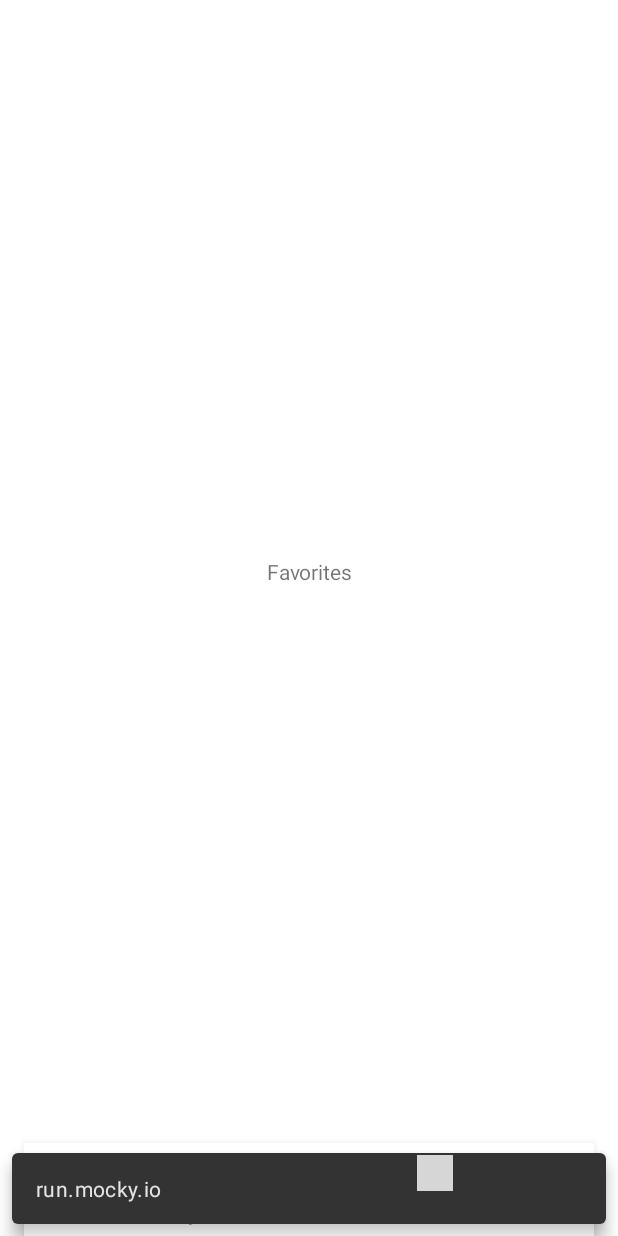
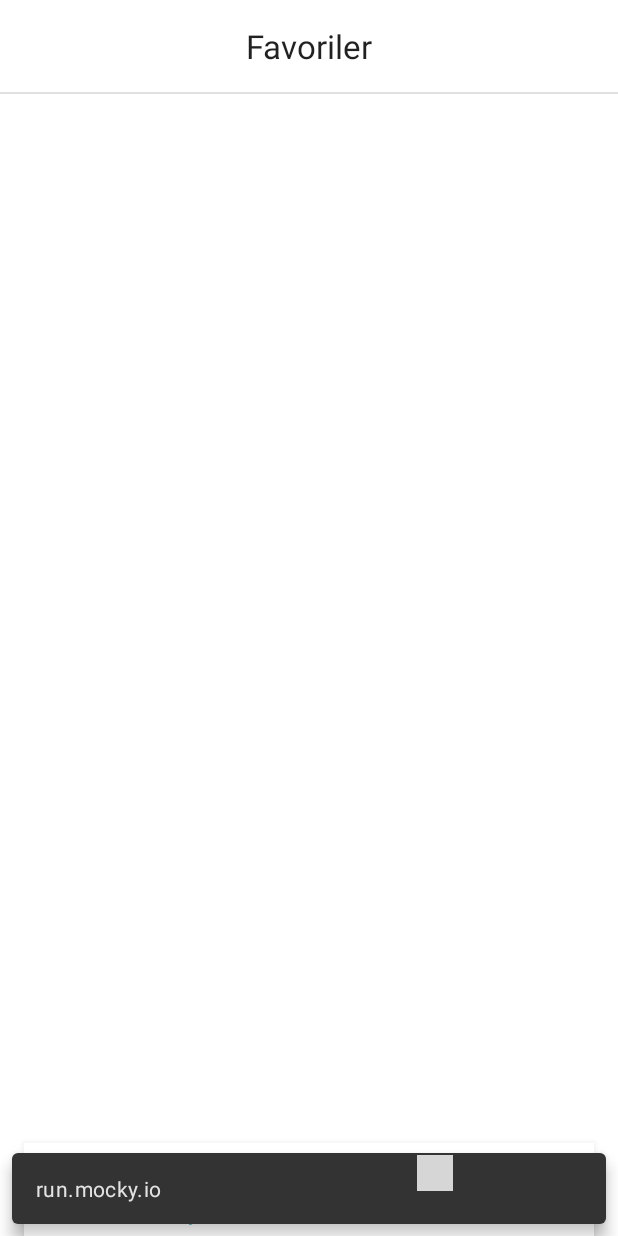
Before and after one commit to burakztrk/83b6da4449598ca05b1d33ca104f9ba1, an Android app: the fragment FavoriteFragment placed in its activity, on a phone screen of 412 x 824 dp. Run offline under Robolectric (Android 15) with nearby library versions, the phone set to English and light mode, and no system bars; our stand-ins replace Room's generated code, data binding; libraries missing offline, so code that uses them is left out: com.afollestad.materialdialogs, com.yarolegovich.discretescrollview; 6 statements that could not run were skipped; grey boxes are pictures that could not be loaded.

Commit message:
[burak.ozturk][Favoriler eklendi]

```diff
--- a/app/src/main/java/com/ozturkburak/outerworlds/base/BindingAdapters.kt
+++ b/app/src/main/java/com/ozturkburak/outerworlds/base/BindingAdapters.kt
@@ -4,6 +4,6 @@ import android.widget.TextView
 import androidx.databinding.BindingAdapter
 
 @BindingAdapter("android:text")
-fun TextView.setIntText(value:Int){
+fun TextView.setIntText(value: Int) {
     this.text = value.toString()
 }
--- a/app/src/main/java/com/ozturkburak/outerworlds/database/DBConstants.kt
+++ b/app/src/main/java/com/ozturkburak/outerworlds/database/DBConstants.kt
@@ -4,7 +4,7 @@ class DBConstants {
     companion object{
         const val DB_TABLE_SHIP = "ship_info"
         const val DB_TABLE_STATION = "station_info"
-        const val DB_VERSION = 6
+        const val DB_VERSION = 8
         const val DB_NAME= "database-game"
     }
 }
--- a/app/src/main/java/com/ozturkburak/outerworlds/database/dao/StationDao.kt
+++ b/app/src/main/java/com/ozturkburak/outerworlds/database/dao/StationDao.kt
@@ -1,6 +1,5 @@
 package com.ozturkburak.outerworlds.database.dao
 
-import androidx.lifecycle.LiveData
 import androidx.room.*
 import com.ozturkburak.outerworlds.database.DBConstants
 import com.ozturkburak.outerworlds.database.entity.StationEntity
@@ -25,4 +24,7 @@ interface StationDao {
     @Query("SELECT * FROM ${DBConstants.DB_TABLE_STATION} WHERE current_station=1")
     suspend fun getCurrentStation(): StationEntity?
 
+    @Query("SELECT * FROM ${DBConstants.DB_TABLE_STATION} WHERE is_favorite=1")
+    fun getFavoriteList(): List<StationEntity>?
+
 }
--- a/app/src/main/java/com/ozturkburak/outerworlds/database/entity/StationEntity.kt
+++ b/app/src/main/java/com/ozturkburak/outerworlds/database/entity/StationEntity.kt
@@ -27,5 +27,8 @@ data class StationEntity(
     var need: Int?,
 
     @ColumnInfo(name = "current_station")
-    var currentStation: Boolean = false
+    var currentStation: Boolean = false,
+
+    @ColumnInfo(name = "is_favorite")
+    var isFavorite: Boolean = false
 )
--- a/app/src/main/java/com/ozturkburak/outerworlds/di/AppComponent.kt
+++ b/app/src/main/java/com/ozturkburak/outerworlds/di/AppComponent.kt
@@ -4,7 +4,6 @@ import com.ozturkburak.outerworlds.base.ResourcesProvider
 import com.ozturkburak.outerworlds.features.shipcreator.ShipCreatorViewModel
 import com.ozturkburak.outerworlds.features.splash.SplashActivityViewModel
 import com.ozturkburak.outerworlds.features.stationlist.StationListViewModel
-import com.ozturkburak.outerworlds.features.stationlist.favorites.FavoriteViewModel
 import com.ozturkburak.outerworlds.repo.ShipRepository
 import com.ozturkburak.outerworlds.repo.ShipRepositoryImpl
 import com.ozturkburak.outerworlds.repo.StationRepository
@@ -21,10 +20,6 @@ val viewModelModule = module {
     }
     viewModel {
         StationListViewModel(stationRepository = get(), shipRepository = get())
-    }
-
-    viewModel {
-        FavoriteViewModel()
     }
 }
 
--- a/app/src/main/java/com/ozturkburak/outerworlds/features/stationlist/StationListActivity.kt
+++ b/app/src/main/java/com/ozturkburak/outerworlds/features/stationlist/StationListActivity.kt
@@ -71,7 +71,7 @@ class StationListActivity : AppCompatActivity() {
     }
 
     private fun observeViewModel() {
-        observeLiveData(viewModel.adapterLiveData) {
+        observeLiveData(viewModel.sliderAdapterLiveData) {
             when (it) {
                 is Resource.Loading -> showLoading(true)
                 is Resource.Error -> {
--- a/app/src/main/java/com/ozturkburak/outerworlds/features/stationlist/StationListViewModel.kt
+++ b/app/src/main/java/com/ozturkburak/outerworlds/features/stationlist/StationListViewModel.kt
@@ -1,7 +1,6 @@
 package com.ozturkburak.outerworlds.features.stationlist
 
 import androidx.databinding.ObservableField
-import androidx.databinding.ObservableInt
 import androidx.lifecycle.LiveData
 import androidx.lifecycle.MutableLiveData
 import androidx.lifecycle.ViewModel
@@ -26,32 +25,37 @@ class StationListViewModel(
     val currentStationObservable = ObservableField<StationEntity>()
     val timerObservable = ObservableField<String>()
 
-    private val _adapterLiveData = MutableLiveData<Resource>()
-    val adapterLiveData: LiveData<Resource> get() = _adapterLiveData
+    private val _sliderAdapterLiveData = MutableLiveData<Resource>()
+    val sliderAdapterLiveData: LiveData<Resource> get() = _sliderAdapterLiveData
+
+    private val _favoriteAdapterLiveData = MutableLiveData<Resource>()
+    val favoriteAdapterLiveData: LiveData<Resource> get() = _favoriteAdapterLiveData
 
     private var timerIsActive = true
+    private var counter = 0
 
     init {
-        viewModelScope.launch {
+        viewModelScope.launch(Dispatchers.IO) {
             updateUIShipInfo()
+            updateFavoriteStations()
         }
         getStations()
     }
 
     private fun getStations() {
         viewModelScope.launch {
-            _adapterLiveData.value = Resource.Loading
+            _sliderAdapterLiveData.value = Resource.Loading
             runCatching {
                 stationRepository.fetchStationList()?.takeIf { it.isNotEmpty() }?.let { list ->
                     currentStationObservable.set(stationRepository.getCurrentStation())
-                    _adapterLiveData.value = Resource.Success(getAdapterData(list))
+                    _sliderAdapterLiveData.value = Resource.Success(getAdapterData(list))
                     initTimer()
                 } ?: run {
-                    _adapterLiveData.value = Resource.Error("Network Hatası - EMPTY LIST")
+                    _sliderAdapterLiveData.value = Resource.Error("Network Hatası - EMPTY LIST")
                 }
             }.onFailure {
                 it.printStackTrace()
-                _adapterLiveData.value = Resource.Error(it.message)
+                _sliderAdapterLiveData.value = Resource.Error(it.message)
             }
         }
     }
@@ -70,7 +74,7 @@ class StationListViewModel(
             updateUIShipInfo()
 
             updateCurrentLocation(stationItem.data)
-            updateAdapterData()
+            updateAdapterData(stationItem)
         }
     }
 
@@ -94,9 +98,9 @@ class StationListViewModel(
         shipRepository.saveShipData(newShipData)
     }
 
-    private suspend fun updateAdapterData() {
+    private suspend fun updateAdapterData(selected: StationItemData? = null) {
         stationRepository.getCachedStationList()?.let {
-            _adapterLiveData.postValue(Resource.Success(getAdapterData(it)))
+            _sliderAdapterLiveData.postValue(Resource.Success(getAdapterData(it), selected))
         }
     }
 
@@ -109,17 +113,26 @@ class StationListViewModel(
         shipInfoObservable.set(shipRepository.getShipData())
     }
 
+    fun onStationFavoriteClick(stationItem: StationItemData) {
+        viewModelScope.launch(Dispatchers.IO) {
+            stationRepository.updateStation(stationItem.data.apply {
+                isFavorite = isFavorite.not()
+            })
+            updateAdapterData(stationItem)
+            updateFavoriteStations()
+        }
 
-    fun onStationFavoriteClick(data: StationItemData) {
-        TODO("Not yet implemented")
     }
 
-
-    private var counter = 0
+    private suspend fun updateFavoriteStations() {
+        stationRepository.getFavoriteStationList()?.let {
+            _favoriteAdapterLiveData.postValue(Resource.Success(getAdapterData(it)))
+        }
+    }
 
     private fun initTimer() {
         viewModelScope.launch {
-            while (timerIsActive ) {
+            while (timerIsActive) {
                 delay(1000L)
                 timerObservable.set("${counter++}s")
             }
--- a/app/src/main/java/com/ozturkburak/outerworlds/features/stationlist/favorites/FavoriteFragment.kt
+++ b/app/src/main/java/com/ozturkburak/outerworlds/features/stationlist/favorites/FavoriteFragment.kt
@@ -2,20 +2,29 @@ package com.ozturkburak.outerworlds.features.stationlist.favorites
 
 import android.os.Bundle
 import android.view.LayoutInflater
+import android.view.View
 import android.view.ViewGroup
 import androidx.databinding.DataBindingUtil
 import androidx.fragment.app.Fragment
+import androidx.fragment.app.activityViewModels
 import com.ozturkburak.outerworlds.R
+import com.ozturkburak.outerworlds.base.observeLiveData
 import com.ozturkburak.outerworlds.databinding.FavoriteFragmentBinding
-import org.koin.android.viewmodel.ext.android.viewModel
+import com.ozturkburak.outerworlds.features.stationlist.StationListViewModel
+import com.ozturkburak.outerworlds.features.stationlist.station.list.AdapterClickHandler
+import com.ozturkburak.outerworlds.features.stationlist.station.list.ClickType
+import com.ozturkburak.outerworlds.features.stationlist.station.list.StationAdapter
+import com.ozturkburak.outerworlds.features.stationlist.station.list.StationItemData
+import com.ozturkburak.outerworlds.repo.Resource
+import com.yarolegovich.discretescrollview.transform.ScaleTransformer
 
-class FavoriteFragment : Fragment() {
+class FavoriteFragment : Fragment(), AdapterClickHandler {
 
     companion object {
         fun newInstance() = FavoriteFragment()
     }
 
-    private val viewModel: FavoriteViewModel by viewModel()
+    private val viewModel: StationListViewModel by activityViewModels()
 
     private lateinit var binding: FavoriteFragmentBinding
 
@@ -32,4 +41,24 @@ class FavoriteFragment : Fragment() {
         lifecycleOwner = viewLifecycleOwner
         binding.viewModel = this@FavoriteFragment.viewModel
     }.root
+
+
+    override fun onViewCreated(view: View, savedInstanceState: Bundle?) {
+        super.onViewCreated(view, savedInstanceState)
+        observeViewModel()
+    }
+
+    private fun observeViewModel() {
+        observeLiveData(viewModel.favoriteAdapterLiveData) {
+            if (it is Resource.Success) {
+                binding.list.adapter = StationAdapter(StationAdapter.Type.FAVORITE, it.data, this@FavoriteFragment)
+
+            }
+        }
+    }
+
+    override fun onClick(type: ClickType, data: StationItemData) {
+        if (type == ClickType.FAV)
+            viewModel.onStationFavoriteClick(data)
+    }
 }
--- a/app/src/main/java/com/ozturkburak/outerworlds/features/stationlist/favorites/FavoriteViewModel.kt
+++ /dev/null
@@ -1,7 +0,0 @@
-package com.ozturkburak.outerworlds.features.stationlist.favorites
-
-import androidx.lifecycle.ViewModel
-
-class FavoriteViewModel : ViewModel() {
-    // TODO: Implement the ViewModel
-}
--- a/app/src/main/java/com/ozturkburak/outerworlds/repo/Resource.kt
+++ b/app/src/main/java/com/ozturkburak/outerworlds/repo/Resource.kt
@@ -3,7 +3,7 @@ package com.ozturkburak.outerworlds.repo
 import com.ozturkburak.outerworlds.features.stationlist.station.list.StationItemData
 
 sealed class Resource {
-    data class Success(val data: List<StationItemData>) : Resource()
+    data class Success(val data: List<StationItemData>, val selected: StationItemData? = null) : Resource()
     data class Error(val message: String?) : Resource()
     object Loading : Resource()
 }
--- a/app/src/main/java/com/ozturkburak/outerworlds/repo/StationRepository.kt
+++ b/app/src/main/java/com/ozturkburak/outerworlds/repo/StationRepository.kt
@@ -15,6 +15,8 @@ interface StationRepository {
     suspend fun updateCurrentStation(newStation: StationEntity)
 
     suspend fun updateStation(newStation: StationEntity)
+
+    suspend fun getFavoriteStationList(): List<StationEntity>?
 }
 
 class StationRepositoryImpl(
@@ -46,6 +48,9 @@ class StationRepositoryImpl(
 
     override suspend fun updateStation(newStation: StationEntity) = stationDao.update(newStation)
 
+    override suspend fun getFavoriteStationList()= stationDao.getFavoriteList()
+
+
     private fun defaultStation() = StationEntity(
         STATION_WORLD_ID,
         coordinateX = .0,
--- a/app/src/main/res/layout/favorite_fragment.xml
+++ b/app/src/main/res/layout/favorite_fragment.xml
@@ -1,24 +1,52 @@
 <?xml version="1.0" encoding="utf-8"?>
 <layout xmlns:android="http://schemas.android.com/apk/res/android"
+    xmlns:app="http://schemas.android.com/apk/res-auto"
     xmlns:tools="http://schemas.android.com/tools">
 
     <data>
+
         <variable
             name="viewModel"
-            type="com.ozturkburak.outerworlds.features.stationlist.favorites.FavoriteViewModel" />
+            type="com.ozturkburak.outerworlds.features.stationlist.StationListViewModel" />
     </data>
 
-    <FrameLayout
+    <androidx.constraintlayout.widget.ConstraintLayout
         android:layout_width="match_parent"
         android:layout_height="match_parent"
         tools:context=".features.stationlist.favorites.FavoriteFragment">
 
         <TextView
+            android:id="@+id/label_favorites"
+            android:layout_width="wrap_content"
+            android:layout_height="wrap_content"
+            android:layout_marginTop="16dp"
+            android:text="@string/favorites"
+            android:textAppearance="@style/TextAppearance.AppCompat.Large"
+            app:layout_constraintEnd_toEndOf="parent"
+            app:layout_constraintStart_toStartOf="parent"
+            app:layout_constraintTop_toTopOf="parent" />
+
+        <View
+            android:id="@+id/divider_top"
+            style="@style/Divider"
+            android:layout_marginTop="16dp"
+            app:layout_constraintEnd_toEndOf="parent"
+            app:layout_constraintStart_toStartOf="parent"
+            app:layout_constraintTop_toBottomOf="@+id/label_favorites" />
+
+        <androidx.recyclerview.widget.RecyclerView
+            android:id="@+id/list"
             android:layout_width="match_parent"
-            android:layout_height="wrap_content"
-            android:layout_gravity="center"
-            android:gravity="center"
-            android:text="Favorites" />
+            android:layout_height="0dp"
+            android:layout_margin="20dp"
+            app:layoutManager="androidx.recyclerview.widget.LinearLayoutManager"
+            app:layout_constraintBottom_toBottomOf="parent"
+            app:layout_constraintEnd_toEndOf="parent"
+            app:layout_constraintStart_toStartOf="parent"
+            app:layout_constraintTop_toBottomOf="@+id/divider_top"
+            tools:itemCount="3"
+            tools:listitem="@layout/item_favorite" />
 
-    </FrameLayout>
+
+    </androidx.constraintlayout.widget.ConstraintLayout>
 </layout>
--- a/app/src/main/res/layout/item_station.xml
+++ b/app/src/main/res/layout/item_station.xml
@@ -17,6 +17,7 @@
         app:cardCornerRadius="8dp">
 
         <androidx.constraintlayout.widget.ConstraintLayout
+            android:id="@+id/constraint"
             android:layout_width="290dp"
             android:layout_height="200dp"
             android:layout_gravity="center"
--- a/app/src/main/res/values/strings.xml
+++ b/app/src/main/res/values/strings.xml
@@ -20,4 +20,5 @@
     <string name="ugs_long">Uzay giysisi sayısı</string>
     <string name="eus_long">Evrensel uzay süresi</string>
     <string name="ds_long">Dayanıklılık Süresi</string>
+    <string name="favorites">Favoriler</string>
 </resources>
```
Also changed, not shown: app/src/main/java/com/ozturkburak/outerworlds/base/Extensions.kt (+1 -29 lines), app/src/main/java/com/ozturkburak/outerworlds/features/stationlist/station/StationFragment.kt (+9 -10 lines), app/src/main/java/com/ozturkburak/outerworlds/features/stationlist/station/list/SliderAdapter.kt (deleted, +0 -47 lines), app/src/main/java/com/ozturkburak/outerworlds/features/stationlist/station/list/StationAdapter.kt (added, +98 -0 lines), app/src/main/res/layout/item_favorite.xml (added, +76 -0 lines).
